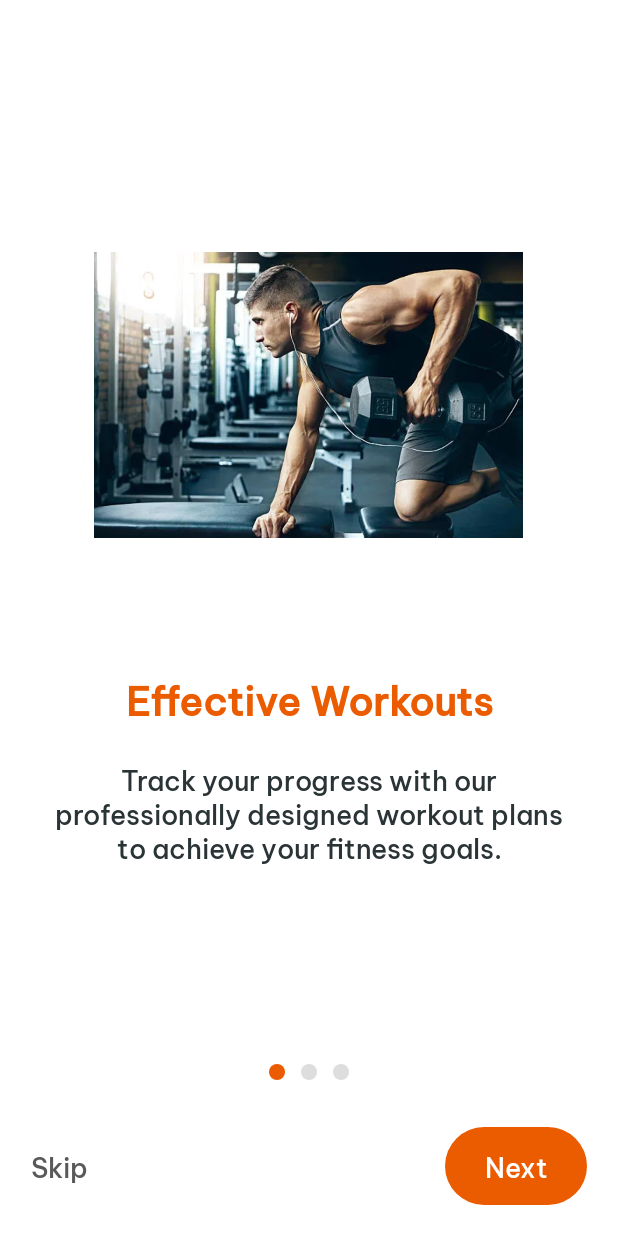
After one commit to thiet003/BTL_Mobile_PTIT_2025, an Android app: the IntroActivity screen opened directly, with no data from a screen before it, on a phone screen of 412 x 824 dp. The commit adds this screen. Run offline under Robolectric (Android 15) with nearby library versions, the phone set to English and light mode, and no system bars; our stand-ins replace sdp/ssp sizes; libraries missing offline, so code that uses them is left out: com.orhanobut.hawk; 1 statement that could not run was skipped.

Commit message:
tạo màn intro

```diff
--- /dev/null
+++ b/app/src/main/java/com/exercise/app30day/features/intro/IntroActivity.java
@@ -0,0 +1,128 @@
+package com.exercise.app30day.features.intro;
+
+import android.content.Intent;
+import android.view.View;
+import android.view.ViewGroup;
+import android.widget.ImageView;
+import android.widget.LinearLayout;
+
+import androidx.core.content.ContextCompat;
+import androidx.viewpager2.widget.ViewPager2;
+
+import com.exercise.app30day.R;
+import com.exercise.app30day.base.BaseActivity;
+import com.exercise.app30day.base.NoneViewModel;
+import com.exercise.app30day.databinding.ActivityIntroBinding;
+import com.exercise.app30day.features.main.MainActivity;
+import com.exercise.app30day.utils.HawkKeys;
+import com.orhanobut.hawk.Hawk;
+
+import java.util.ArrayList;
+import java.util.List;
+
+public class IntroActivity extends BaseActivity<ActivityIntroBinding, NoneViewModel> implements View.OnClickListener {
+
+    IntroSlideAdapter introSlideAdapter;
+
+    @Override
+    protected void initView() {
+        setupIntroSlides();
+        setupIndicators();
+        setCurrentIndicator(0);
+    }
+
+    @Override
+    protected void initListener() {
+        binding.viewPagerIntro.registerOnPageChangeCallback(new ViewPager2.OnPageChangeCallback() {
+            @Override
+            public void onPageSelected(int position) {
+                super.onPageSelected(position);
+                setCurrentIndicator(position);
+                if (position == introSlideAdapter.getItemCount() - 1) {
+                    binding.buttonNext.setText(R.string.get_started);
+                } else {
+                    binding.buttonNext.setText(R.string.next);
+                }
+            }
+        });
+
+        binding.buttonNext.setOnClickListener(this);
+        binding.textSkip.setOnClickListener(this);
+    }
+
+    private void setupIntroSlides() {
+        List<IntroSlide> introSlides = new ArrayList<>();
+
+        introSlides.add(new IntroSlide(R.drawable.img_intro_1,
+                getString(R.string.intro_title_1),
+                getString(R.string.intro_description_1)));
+
+        introSlides.add(new IntroSlide(R.drawable.img_intro_2,
+                getString(R.string.intro_title_2),
+                getString(R.string.intro_description_2)));
+
+        introSlides.add(new IntroSlide(R.drawable.img_intro_3,
+                getString(R.string.intro_title_3),
+                getString(R.string.intro_description_3)));
+
+        introSlideAdapter = new IntroSlideAdapter(this, introSlides);
+        binding.viewPagerIntro.setAdapter(introSlideAdapter);
+    }
+
+    private void setupIndicators() {
+        ImageView[] indicators = new ImageView[introSlideAdapter.getItemCount()];
+        LinearLayout.LayoutParams layoutParams = new LinearLayout.LayoutParams(
+                ViewGroup.LayoutParams.WRAP_CONTENT, ViewGroup.LayoutParams.WRAP_CONTENT
+        );
+        layoutParams.setMargins(8, 0, 8, 0);
+
+        for (int i = 0; i < indicators.length; i++) {
+            indicators[i] = new ImageView(getApplicationContext());
+            indicators[i].setImageDrawable(ContextCompat.getDrawable(
+                    getApplicationContext(),
+                    R.drawable.indicator_inactive
+            ));
+            indicators[i].setLayoutParams(layoutParams);
+            binding.layoutIndicators.addView(indicators[i]);
+        }
+    }
+
+    @Override
+    public void onClick(View v) {
+        if(v == binding.buttonNext){
+            if (binding.viewPagerIntro.getCurrentItem() < introSlideAdapter.getItemCount() - 1) {
+                binding.viewPagerIntro.setCurrentItem(binding.viewPagerIntro.getCurrentItem() + 1);
+            } else {
+                Hawk.put(HawkKeys.INTRO_SHOWN_KEY, true);
+                startMainActivity();
+            }
+        }else if(v == binding.textSkip){
+            Hawk.put(HawkKeys.INTRO_SHOWN_KEY, true);
+            startMainActivity();
+        }
+    }
+
+    private void setCurrentIndicator(int position) {
+        int childCount = binding.layoutIndicators.getChildCount();
+        for (int i = 0; i < childCount; i++) {
+            ImageView imageView = (ImageView) binding.layoutIndicators.getChildAt(i);
+            if (i == position) {
+                imageView.setImageDrawable(ContextCompat.getDrawable(
+                        getApplicationContext(),
+                        R.drawable.indicator_active
+                ));
+            } else {
+                imageView.setImageDrawable(ContextCompat.getDrawable(
+                        getApplicationContext(),
+                        R.drawable.indicator_inactive
+                ));
+            }
+        }
+    }
+
+    private void startMainActivity() {
+        Intent intent = new Intent(this, MainActivity.class);
+        startActivity(intent);
+        finish();
+    }
+}
--- /dev/null
+++ b/app/src/main/java/com/exercise/app30day/features/intro/IntroSlide.java
@@ -0,0 +1,38 @@
+package com.exercise.app30day.features.intro;
+
+public class IntroSlide {
+
+    private int image;
+    private String title;
+    private String description;
+
+    public IntroSlide(int image, String title, String description) {
+        this.image = image;
+        this.title = title;
+        this.description = description;
+    }
+
+    public int getImage() {
+        return image;
+    }
+
+    public void setImage(int image) {
+        this.image = image;
+    }
+
+    public String getTitle() {
+        return title;
+    }
+
+    public void setTitle(String title) {
+        this.title = title;
+    }
+
+    public String getDescription() {
+        return description;
+    }
+
+    public void setDescription(String description) {
+        this.description = description;
+    }
+}
--- /dev/null
+++ b/app/src/main/java/com/exercise/app30day/features/intro/IntroSlideAdapter.java
@@ -0,0 +1,64 @@
+package com.exercise.app30day.features.intro;
+
+import android.content.Context;
+import android.view.LayoutInflater;
+import android.view.View;
+import android.view.ViewGroup;
+import android.widget.ImageView;
+import android.widget.TextView;
+
+import androidx.annotation.NonNull;
+import androidx.recyclerview.widget.RecyclerView;
+
+import com.exercise.app30day.R;
+
+import java.util.List;
+
+public class IntroSlideAdapter extends RecyclerView.Adapter<IntroSlideAdapter.IntroSlideViewHolder> {
+
+    private Context context;
+    private List<IntroSlide> introSlides;
+
+    public IntroSlideAdapter(Context context, List<IntroSlide> introSlides) {
+        this.context = context;
+        this.introSlides = introSlides;
+    }
+
+    @NonNull
+    @Override
+    public IntroSlideViewHolder onCreateViewHolder(@NonNull ViewGroup parent, int viewType) {
+        return new IntroSlideViewHolder(
+                LayoutInflater.from(context).inflate(R.layout.layout_intro_slide, parent, false)
+        );
+    }
+
+    @Override
+    public void onBindViewHolder(@NonNull IntroSlideViewHolder holder, int position) {
+        holder.bind(introSlides.get(position));
+    }
+
+    @Override
+    public int getItemCount() {
+        return introSlides.size();
+    }
+
+    public class IntroSlideViewHolder extends RecyclerView.ViewHolder {
+
+        private ImageView imageIntro;
+        private TextView textTitle;
+        private TextView textDescription;
+
+        public IntroSlideViewHolder(@NonNull View itemView) {
+            super(itemView);
+            imageIntro = itemView.findViewById(R.id.imageIntro);
+            textTitle = itemView.findViewById(R.id.textTitle);
+            textDescription = itemView.findViewById(R.id.textDescription);
+        }
+
+        void bind(IntroSlide introSlide) {
+            imageIntro.setImageResource(introSlide.getImage());
+            textTitle.setText(introSlide.getTitle());
+            textDescription.setText(introSlide.getDescription());
+        }
+    }
+}
--- a/app/src/main/java/com/exercise/app30day/features/splash/SplashActivity.java
+++ b/app/src/main/java/com/exercise/app30day/features/splash/SplashActivity.java
@@ -10,7 +10,10 @@ import com.exercise.app30day.base.BaseActivity;
 import com.exercise.app30day.base.NoneViewModel;
 import com.exercise.app30day.data.AppDatabase;
 import com.exercise.app30day.databinding.ActivitySplashBinding;
+import com.exercise.app30day.features.intro.IntroActivity;
 import com.exercise.app30day.features.main.MainActivity;
+import com.exercise.app30day.utils.HawkKeys;
+import com.orhanobut.hawk.Hawk;
 
 @SuppressLint("CustomSplashScreen")
 public class SplashActivity extends BaseActivity<ActivitySplashBinding, NoneViewModel> {
@@ -46,7 +49,13 @@ public class SplashActivity extends BaseActivity<ActivitySplashBinding, NoneView
                 public void run() {
                     countTimeSplash++;
                     if (countTimeSplash > 3 && AppDatabase.isDataInitialized()) {
-                        startActivity(new Intent(SplashActivity.this, MainActivity.class));
+                        Intent intent;
+                        if(!Hawk.get(HawkKeys.INTRO_SHOWN_KEY, false)){
+                            intent = new Intent(SplashActivity.this, IntroActivity.class);
+                        }else{
+                            intent = new Intent(SplashActivity.this, MainActivity.class);
+                        }
+                        startActivity(intent);
                         finish();
                     }
                     handler.postDelayed(this, 1000);
--- a/app/src/main/java/com/exercise/app30day/utils/HawkKeys.java
+++ b/app/src/main/java/com/exercise/app30day/utils/HawkKeys.java
@@ -14,4 +14,6 @@ public final class HawkKeys {
     public static final String MUSIC_ID_KEY = "music_id_key";
 
     public static final String FEMALE_VOICE_KEY = "female_voice_key";
+
+    public static final String INTRO_SHOWN_KEY = "intro_shown_key";
 }
--- /dev/null
+++ b/app/src/main/res/drawable/indicator_active.xml
@@ -0,0 +1,6 @@
+<?xml version="1.0" encoding="utf-8"?>
+<shape xmlns:android="http://schemas.android.com/apk/res/android"
+    android:shape="oval">
+    <solid android:color="@color/primary" />
+    <size android:width="@dimen/_8sdp" android:height="@dimen/_8sdp" />
+</shape>
--- /dev/null
+++ b/app/src/main/res/drawable/indicator_inactive.xml
@@ -0,0 +1,6 @@
+<?xml version="1.0" encoding="utf-8"?>
+<shape xmlns:android="http://schemas.android.com/apk/res/android"
+    android:shape="oval">
+    <solid android:color="@color/tertiaryBackground" />
+    <size android:width="@dimen/_8sdp" android:height="@dimen/_8sdp" />
+</shape>
--- /dev/null
+++ b/app/src/main/res/layout/activity_intro.xml
@@ -0,0 +1,62 @@
+<?xml version="1.0" encoding="utf-8"?>
+<RelativeLayout xmlns:android="http://schemas.android.com/apk/res/android"
+    xmlns:app="http://schemas.android.com/apk/res-auto"
+    xmlns:tools="http://schemas.android.com/tools"
+    android:layout_width="match_parent"
+    android:layout_height="match_parent"
+    android:background="@color/background"
+    tools:context=".features.intro.IntroActivity">
+
+    <androidx.viewpager2.widget.ViewPager2
+        android:id="@+id/viewPagerIntro"
+        android:layout_width="match_parent"
+        android:layout_height="match_parent"
+        android:layout_above="@+id/layoutIndicators" />
+
+    <LinearLayout
+        android:id="@+id/layoutIndicators"
+        android:layout_width="match_parent"
+        android:layout_height="wrap_content"
+        android:layout_above="@+id/layoutControls"
+        android:gravity="center"
+        android:orientation="horizontal"
+        android:padding="@dimen/_8sdp" />
+
+    <LinearLayout
+        android:id="@+id/layoutControls"
+        android:layout_width="match_parent"
+        android:layout_height="wrap_content"
+        android:layout_alignParentBottom="true"
+        android:orientation="horizontal"
+        android:padding="@dimen/_16sdp">
+
+        <TextView
+            android:id="@+id/textSkip"
+            android:layout_width="wrap_content"
+            android:layout_height="wrap_content"
+            android:layout_gravity="center_vertical"
+            android:text="@string/skip"
+            android:textColor="@color/textTertiaryColor"
+            android:textSize="@dimen/_14sdp" />
+
+        <View
+            android:layout_width="0dp"
+            android:layout_height="0dp"
+            android:layout_weight="1" />
+
+        <Button
+            android:id="@+id/buttonNext"
+            android:layout_width="wrap_content"
+            android:layout_height="@dimen/_40sdp"
+            android:background="@drawable/bg_primary_button"
+            android:paddingStart="@dimen/_20sdp"
+            android:paddingEnd="@dimen/_20sdp"
+            android:text="@string/next"
+            android:textColor="@color/textSecondaryColor"
+            android:textSize="@dimen/_14sdp"
+            android:textAllCaps="false"
+            />
+
+    </LinearLayout>
+
+</RelativeLayout>
--- /dev/null
+++ b/app/src/main/res/layout/layout_intro_slide.xml
@@ -0,0 +1,35 @@
+<?xml version="1.0" encoding="utf-8"?>
+<LinearLayout xmlns:android="http://schemas.android.com/apk/res/android"
+    android:layout_width="match_parent"
+    android:layout_height="match_parent"
+    android:gravity="center"
+    android:orientation="vertical"
+    android:padding="@dimen/_20sdp">
+
+    <ImageView
+        android:id="@+id/imageIntro"
+        android:layout_width="@dimen/_220sdp"
+        android:layout_height="@dimen/_220sdp"
+        android:layout_marginBottom="@dimen/_30sdp"
+        android:adjustViewBounds="true"
+        android:contentDescription="Intro image" />
+
+    <TextView
+        android:id="@+id/textTitle"
+        android:layout_width="match_parent"
+        android:layout_height="wrap_content"
+        android:gravity="center"
+        android:textColor="@color/primary"
+        android:textSize="@dimen/_20sdp"
+        android:textStyle="bold" />
+
+    <TextView
+        android:id="@+id/textDescription"
+        android:layout_width="match_parent"
+        android:layout_height="wrap_content"
+        android:layout_marginTop="@dimen/_16sdp"
+        android:gravity="center"
+        android:textColor="@color/textPrimaryColor"
+        android:textSize="@dimen/_14sdp" />
+
+</LinearLayout>
--- a/app/src/main/res/values/strings.xml
+++ b/app/src/main/res/values/strings.xml
@@ -142,4 +142,11 @@
     <string name="d_minutes">%d min</string>
     <string name="f_kcal">$.1f kcal</string>
     <string name="d_seconds">%d sec</string>
+    <string name="intro_title_1">Effective Workouts</string>
+    <string name="intro_description_1">Track your progress with our professionally designed workout plans to achieve your fitness goals.</string>
+    <string name="intro_title_2">Rest &amp; Recovery</string>
+    <string name="intro_description_2">Learn the importance of proper rest and recovery between workouts for optimal muscle growth.</string>
+    <string name="intro_title_3">Track Your Progress</string>
+    <string name="intro_description_3">Monitor your strength gains and workout performance over time to stay motivated.</string>
+    <string name="get_started">Get Started</string>
 </resources>
```
Also changed, not shown: app/src/main/AndroidManifest.xml (+7 -2 lines), app/src/main/res/drawable/img_intro_1.webp (added), app/src/main/res/drawable/img_intro_2.webp (added), app/src/main/res/drawable/img_intro_3.webp (added), 1 other file.
